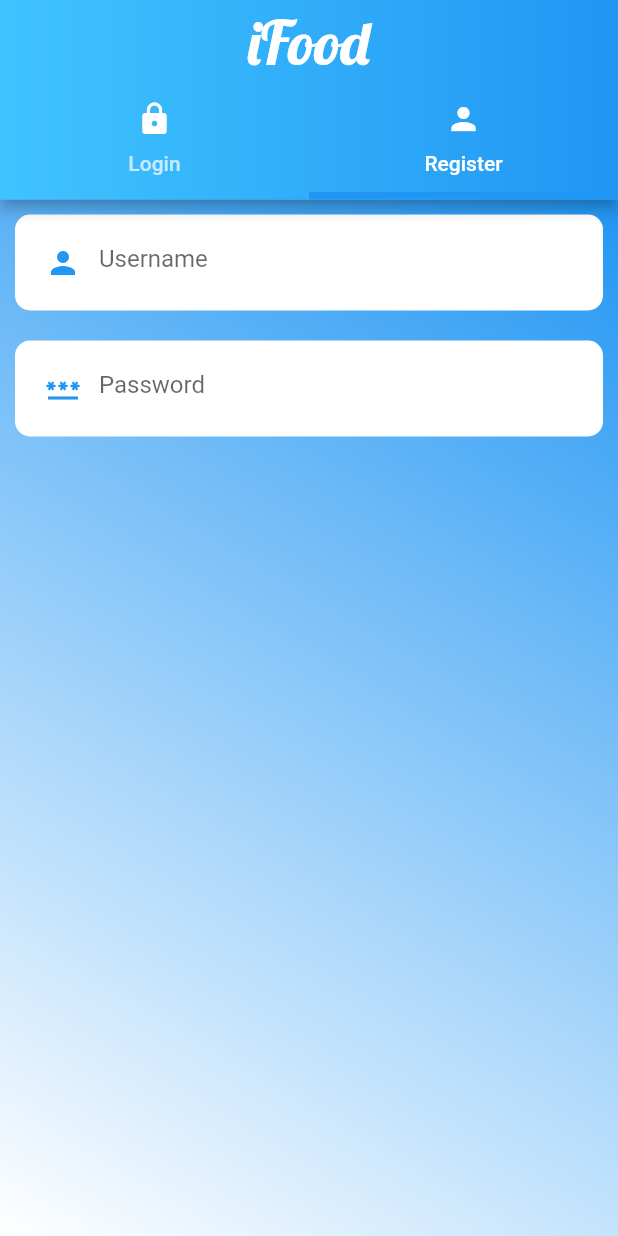
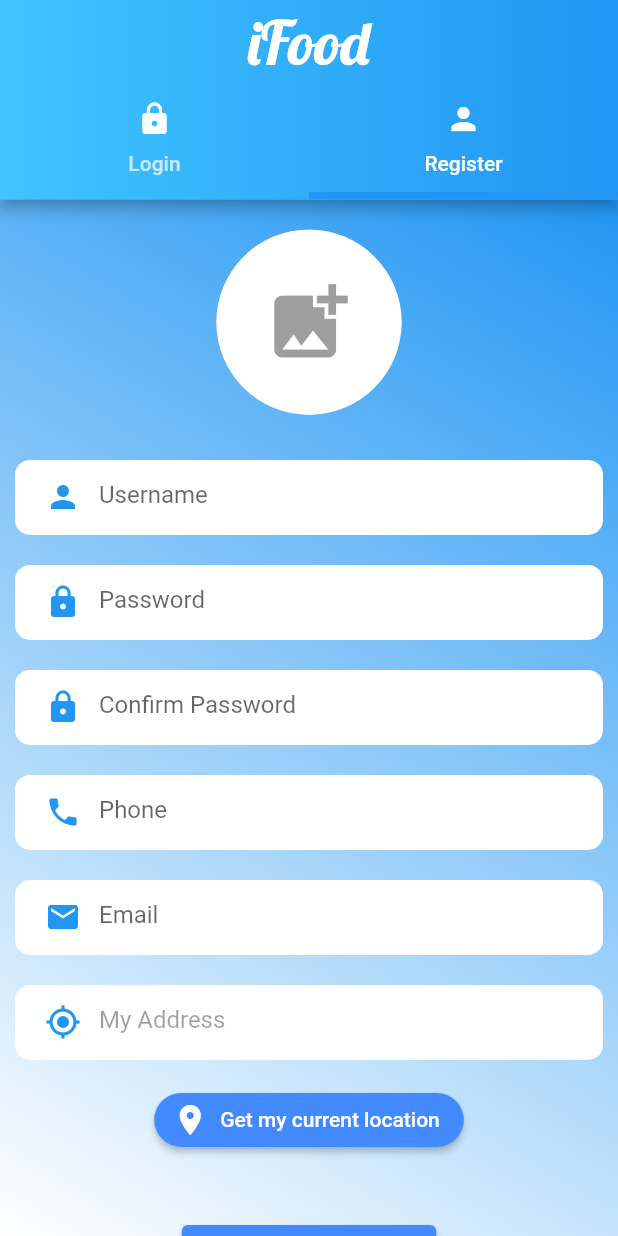
Before and after one commit to remixdrama/SulogoonV2, a Flutter app: the screen it shows after launch, tab 2 chosen, on a phone screen of 412 x 824 dp. Run offline on Flutter 3.47's test engine with Material 2 defaults, Android fonts, the phone set to English and light mode, and no system bars; our stand-ins replace image_picker.

Commit message:
register part done

```diff
--- a/lib/authentication/login.dart
+++ b/lib/authentication/login.dart
@@ -8,6 +8,10 @@
 }
 
 class _LoginScreenState extends State<LoginScreen> {
+  final GlobalKey<FormState> _formKey = GlobalKey<FormState>();
+  TextEditingController nameController = TextEditingController();
+  TextEditingController passwordController = TextEditingController();
+
   @override
   Widget build(BuildContext context) {
     return Container();
--- a/lib/authentication/register.dart
+++ b/lib/authentication/register.dart
@@ -1,4 +1,9 @@
+// ignore_for_file: avoid_unnecessary_containers
+
+import 'dart:io';
+
 import 'package:flutter/material.dart';
+import 'package:image_picker/image_picker.dart';
 import 'package:sulogoonv2_app/widgets/custom_text_field.dart';
 
 class RegisterScreen extends StatefulWidget {
@@ -9,26 +14,143 @@
 }
 
 class _RegisterScreenState extends State<RegisterScreen> {
-  TextEditingController userController = TextEditingController();
-  TextEditingController passController = TextEditingController();
+  final GlobalKey<FormState> _formKey = GlobalKey<FormState>();
+  TextEditingController nameController = TextEditingController();
+  TextEditingController passwordController = TextEditingController();
+  TextEditingController confirmPasswordController = TextEditingController();
+  TextEditingController phoneController = TextEditingController();
+  TextEditingController emailController = TextEditingController();
+  TextEditingController locationController = TextEditingController();
+
+  XFile? imageXFile;
+  final ImagePicker _picker = ImagePicker();
 
   @override
   Widget build(BuildContext context) {
-    return Column(
+    return SingleChildScrollView(
+      child: Container(
+        child: Column(
+          mainAxisSize: MainAxisSize.max,
+          children: [
+            const SizedBox(
+              height: 20,
+            ),
+            InkWell(
+              child: CircleAvatar(
+                radius: MediaQuery.of(context).size.width * 0.15,
+                backgroundColor: Colors.white,
+                backgroundImage: imageXFile == null
+                    ? null
+                    : FileImage(File(imageXFile!.path)),
+                child: imageXFile == null
+                    ? Icon(
+                        Icons.add_photo_alternate,
+                        size: MediaQuery.of(context).size.width * 0.15,
+                        color: Colors.grey,
+                      )
+                    : null,
+              ),
+            ),
+            const SizedBox(
+              height: 20,
+            ),
+            Form(
+              key: _formKey,
+              child: Column(
                 children: [
                   CustomTextField(
-          controller: userController,
                     data: Icons.person,
+                    controller: nameController,
                     hintText: "Username",
                     isObscure: false,
                   ),
                   CustomTextField(
-          controller: passController,
-          data: Icons.password,
+                    data: Icons.lock,
+                    controller: passwordController,
                     hintText: "Password",
                     isObscure: true,
                   ),
+                  CustomTextField(
+                    data: Icons.lock,
+                    controller: confirmPasswordController,
+                    hintText: "Confirm Password",
+                    isObscure: true,
+                  ),
+                  CustomTextField(
+                    data: Icons.phone,
+                    controller: phoneController,
+                    hintText: "Phone",
+                    isObscure: false,
+                  ),
+                  CustomTextField(
+                    data: Icons.email,
+                    controller: emailController,
+                    hintText: "Email",
+                    isObscure: false,
+                  ),
+                  CustomTextField(
+                    data: Icons.my_location,
+                    controller: locationController,
+                    hintText: "My Address",
+                    isObscure: false,
+                    enabled: false,
+                  ),
+                  const SizedBox(
+                    height: 10,
+                  ),
+                  Container(
+                    width: 400,
+                    height: 40,
+                    alignment: Alignment.center,
+                    child: ElevatedButton.icon(
+                      label: const Text(
+                        "Get my current location",
+                        style: TextStyle(
+                          color: Colors.white,
+                        ),
+                      ),
+                      icon: const Icon(
+                        Icons.location_on,
+                        color: Colors.white,
+                      ),
+                      onPressed: () => print("cllicked"),
+                      style: ElevatedButton.styleFrom(
+                        backgroundColor: Colors.blueAccent,
+                        shape: RoundedRectangleBorder(
+                          borderRadius: BorderRadius.circular(30),
+                        ),
+                      ),
+                    ),
+                  ),
                 ],
+              ),
+            ),
+            const SizedBox(
+              height: 50,
+            ),
+            ElevatedButton(
+              // ignore: sort_child_properties_last
+              child: const Text(
+                "Sign Up",
+                style: TextStyle(
+                  color: Colors.white,
+                  fontWeight: FontWeight.bold,
+                  fontSize: 20,
+                ),
+              ),
+              style: ElevatedButton.styleFrom(
+                backgroundColor: Colors.blueAccent,
+                padding:
+                    const EdgeInsets.symmetric(horizontal: 50, vertical: 15),
+              ),
+              onPressed: () => print("sign-up test"),
+            ),
+            const SizedBox(
+              height: 50,
+            ),
+          ],
+        ),
+      ),
     );
   }
 }
--- a/lib/widgets/custom_text_field.dart
+++ b/lib/widgets/custom_text_field.dart
@@ -18,6 +18,7 @@
   @override
   Widget build(BuildContext context) {
     return Container(
+      height: 50,
       decoration: const BoxDecoration(
         color: Colors.white,
         borderRadius: BorderRadius.all(Radius.circular(10)),
--- a/pubspec.yaml
+++ b/pubspec.yaml
@@ -36,6 +36,7 @@
   # The following adds the Cupertino Icons font to your application.
   # Use with the CupertinoIcons class for iOS style icons.
   cupertino_icons: ^1.0.2
+  image_picker: ^0.8.6+1
 
 dev_dependencies:
   flutter_test:
```
Also changed, not shown: pubspec.lock, 2 other files. Lines whose indentation alone changed are shown as unchanged.
